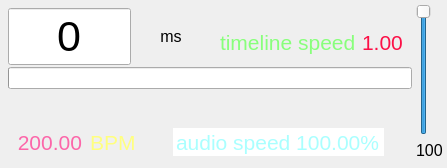
xiangCaO233/MusicMapMaker, file src/ui/controllers/timecontroller.ui: the form before one commit.
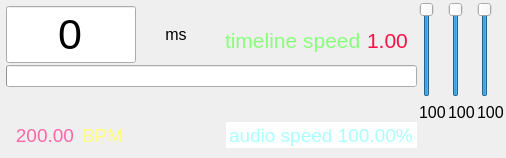
The form after the commit. Icons and pictures are not drawn.

```diff
--- a/src/ui/controllers/timecontroller.ui
+++ b/src/ui/controllers/timecontroller.ui
@@ -6,8 +6,8 @@
    <rect>
     <x>0</x>
     <y>0</y>
-    <width>402</width>
-    <height>148</height>
+    <width>506</width>
+    <height>137</height>
    </rect>
   </property>
   <property name="windowTitle">
@@ -19,22 +19,22 @@
   </property>
   <layout class="QHBoxLayout" name="horizontalLayout_6">
    <property name="spacing">
-    <number>4</number>
+    <number>2</number>
    </property>
    <property name="leftMargin">
-    <number>4</number>
+    <number>2</number>
    </property>
    <property name="topMargin">
-    <number>4</number>
+    <number>2</number>
    </property>
    <property name="rightMargin">
-    <number>4</number>
+    <number>2</number>
    </property>
    <property name="bottomMargin">
-    <number>4</number>
+    <number>2</number>
    </property>
    <item>
-    <widget class="QWidget" name="widget" native="true">
+    <widget class="QWidget" name="main_controll_widget" native="true">
      <layout class="QVBoxLayout" name="verticalLayout_2">
       <property name="spacing">
        <number>2</number>
@@ -195,19 +195,6 @@
             <item>
              <widget class="QWidget" name="timelinespeedwidget" native="true">
               <layout class="QHBoxLayout" name="horizontalLayout_2">
-               <item>
-                <spacer name="horizontalSpacer_4">
-                 <property name="orientation">
-                  <enum>Qt::Orientation::Horizontal</enum>
-                 </property>
-                 <property name="sizeHint" stdset="0">
-                  <size>
-                   <width>40</width>
-                   <height>20</height>
-                  </size>
-                 </property>
-                </spacer>
-               </item>
                <item>
                 <widget class="QLabel" name="timelinespeedprefix">
                  <property name="palette">
@@ -349,14 +336,14 @@
           <widget class="QPushButton" name="fastbackward">
            <property name="minimumSize">
             <size>
-             <width>28</width>
-             <height>28</height>
+             <width>24</width>
+             <height>24</height>
             </size>
            </property>
            <property name="maximumSize">
             <size>
-             <width>28</width>
-             <height>28</height>
+             <width>24</width>
+             <height>24</height>
             </size>
            </property>
            <property name="toolTip">
@@ -384,14 +371,14 @@
           <widget class="QPushButton" name="pausebutton">
            <property name="minimumSize">
             <size>
-             <width>28</width>
-             <height>28</height>
+             <width>24</width>
+             <height>24</height>
             </size>
            </property>
            <property name="maximumSize">
             <size>
-             <width>28</width>
-             <height>28</height>
+             <width>24</width>
+             <height>24</height>
             </size>
            </property>
            <property name="toolTip">
@@ -419,14 +406,14 @@
           <widget class="QPushButton" name="fastforward">
            <property name="minimumSize">
             <size>
-             <width>28</width>
-             <height>28</height>
+             <width>24</width>
+             <height>24</height>
             </size>
            </property>
            <property name="maximumSize">
             <size>
-             <width>28</width>
-             <height>28</height>
+             <width>24</width>
+             <height>24</height>
             </size>
            </property>
            <property name="toolTip">
@@ -521,7 +508,7 @@
               </property>
               <property name="font">
                <font>
-                <pointsize>16</pointsize>
+                <pointsize>14</pointsize>
                </font>
               </property>
               <property name="text">
@@ -563,7 +550,7 @@
               </property>
               <property name="font">
                <font>
-                <pointsize>16</pointsize>
+                <pointsize>14</pointsize>
                </font>
               </property>
               <property name="text">
@@ -591,14 +578,14 @@
           <widget class="QPushButton" name="enablepitchaltbutton">
            <property name="minimumSize">
             <size>
-             <width>28</width>
-             <height>28</height>
+             <width>24</width>
+             <height>24</height>
             </size>
            </property>
            <property name="maximumSize">
             <size>
-             <width>28</width>
-             <height>28</height>
+             <width>24</width>
+             <height>24</height>
             </size>
            </property>
            <property name="toolTip">
@@ -625,6 +612,43 @@
            </property>
           </widget>
          </item>
+         <item>
+          <widget class="QPushButton" name="resetspeedbutton">
+           <property name="minimumSize">
+            <size>
+             <width>24</width>
+             <height>24</height>
+            </size>
+           </property>
+           <property name="maximumSize">
+            <size>
+             <width>24</width>
+             <height>24</height>
+            </size>
+           </property>
+           <property name="toolTip">
+            <string>reset speed</string>
+           </property>
+           <property name="text">
+            <string/>
+           </property>
+           <property name="icon">
+            <iconset resource="../../../resources/glsrcs.qrc">
+             <normaloff>:/icons/bolt.svg</normaloff>
+             <normalon>:/icons/undo-alt.svg</normalon>
+             <activeon>:/icons/undo-alt.svg</activeon>:/icons/bolt.svg</iconset>
+           </property>
+           <property name="iconSize">
+            <size>
+             <width>16</width>
+             <height>16</height>
+            </size>
+           </property>
+           <property name="flat">
+            <bool>true</bool>
+           </property>
+          </widget>
+         </item>
          <item>
           <widget class="QDoubleSpinBox" name="doubleSpinBox">
            <property name="palette">
@@ -674,9 +698,12 @@
            </property>
            <property name="font">
             <font>
-             <pointsize>16</pointsize>
+             <pointsize>14</pointsize>
             </font>
            </property>
+           <property name="focusPolicy">
+            <enum>Qt::FocusPolicy::NoFocus</enum>
+           </property>
            <property name="frame">
             <bool>false</bool>
            </property>
@@ -706,43 +733,6 @@
            </property>
           </widget>
          </item>
-         <item>
-          <widget class="QPushButton" name="resetspeedbutton">
-           <property name="minimumSize">
-            <size>
-             <width>28</width>
-             <height>28</height>
-            </size>
-           </property>
-           <property name="maximumSize">
-            <size>
-             <width>28</width>
-             <height>28</height>
-            </size>
-           </property>
-           <property name="toolTip">
-            <string>reset speed</string>
-           </property>
-           <property name="text">
-            <string/>
-           </property>
-           <property name="icon">
-            <iconset resource="../../../resources/glsrcs.qrc">
-             <normaloff>:/icons/bolt.svg</normaloff>
-             <normalon>:/icons/undo-alt.svg</normalon>
-             <activeon>:/icons/undo-alt.svg</activeon>:/icons/bolt.svg</iconset>
-           </property>
-           <property name="iconSize">
-            <size>
-             <width>16</width>
-             <height>16</height>
-            </size>
-           </property>
-           <property name="flat">
-            <bool>true</bool>
-           </property>
-          </widget>
-         </item>
         </layout>
        </widget>
       </item>
@@ -750,7 +740,101 @@
     </widget>
    </item>
    <item>
-    <widget class="QWidget" name="volumewidget" native="true">
+    <spacer name="horizontalSpacer_4">
+     <property name="orientation">
+      <enum>Qt::Orientation::Horizontal</enum>
+     </property>
+     <property name="sizeHint" stdset="0">
+      <size>
+       <width>40</width>
+       <height>20</height>
+      </size>
+     </property>
+    </spacer>
+   </item>
+   <item>
+    <widget class="QWidget" name="global_volume_widget" native="true">
+     <layout class="QVBoxLayout" name="verticalLayout_5">
+      <property name="leftMargin">
+       <number>0</number>
+      </property>
+      <property name="topMargin">
+       <number>0</number>
+      </property>
+      <property name="rightMargin">
+       <number>0</number>
+      </property>
+      <property name="bottomMargin">
+       <number>4</number>
+      </property>
+      <item>
+       <widget class="QSlider" name="global_volume_slider">
+        <property name="maximum">
+         <number>100</number>
+        </property>
+        <property name="singleStep">
+         <number>5</number>
+        </property>
+        <property name="pageStep">
+         <number>25</number>
+        </property>
+        <property name="value">
+         <number>100</number>
+        </property>
+        <property name="orientation">
+         <enum>Qt::Orientation::Vertical</enum>
+        </property>
+       </widget>
+      </item>
+      <item>
+       <widget class="QLabel" name="global_volume_value_label">
+        <property name="font">
+         <font>
+          <pointsize>12</pointsize>
+         </font>
+        </property>
+        <property name="text">
+         <string notr="true">100</string>
+        </property>
+       </widget>
+      </item>
+      <item>
+       <widget class="QPushButton" name="reset_global_volume_button">
+        <property name="sizePolicy">
+         <sizepolicy hsizetype="Minimum" vsizetype="Fixed">
+          <horstretch>24</horstretch>
+          <verstretch>24</verstretch>
+         </sizepolicy>
+        </property>
+        <property name="minimumSize">
+         <size>
+          <width>24</width>
+          <height>24</height>
+         </size>
+        </property>
+        <property name="text">
+         <string/>
+        </property>
+        <property name="icon">
+         <iconset resource="../../../resources/glsrcs.qrc">
+          <normaloff>:/icons/volume-high.svg</normaloff>:/icons/volume-high.svg</iconset>
+        </property>
+        <property name="iconSize">
+         <size>
+          <width>16</width>
+          <height>16</height>
+         </size>
+        </property>
+        <property name="flat">
+         <bool>true</bool>
+        </property>
+       </widget>
+      </item>
+     </layout>
+    </widget>
+   </item>
+   <item>
+    <widget class="QWidget" name="music_volume_widget" native="true">
      <layout class="QVBoxLayout" name="verticalLayout_4">
       <property name="leftMargin">
        <number>0</number>
@@ -765,7 +849,7 @@
        <number>4</number>
       </property>
       <item>
-       <widget class="QSlider" name="volumeslider">
+       <widget class="QSlider" name="music_volume_slider">
         <property name="maximum">
          <number>100</number>
         </property>
@@ -784,7 +868,7 @@
        </widget>
       </item>
       <item>
-       <widget class="QLabel" name="label">
+       <widget class="QLabel" name="music_volume_value_label">
         <property name="font">
          <font>
           <pointsize>12</pointsize>
@@ -792,6 +876,119 @@
         </property>
         <property name="text">
          <string notr="true">100</string>
+        </property>
+       </widget>
+      </item>
+      <item>
+       <widget class="QPushButton" name="reset_music_volume_button">
+        <property name="sizePolicy">
+         <sizepolicy hsizetype="Minimum" vsizetype="Fixed">
+          <horstretch>24</horstretch>
+          <verstretch>24</verstretch>
+         </sizepolicy>
+        </property>
+        <property name="minimumSize">
+         <size>
+          <width>24</width>
+          <height>24</height>
+         </size>
+        </property>
+        <property name="text">
+         <string/>
+        </property>
+        <property name="icon">
+         <iconset resource="../../../resources/glsrcs.qrc">
+          <normaloff>:/icons/music.svg</normaloff>:/icons/music.svg</iconset>
+        </property>
+        <property name="iconSize">
+         <size>
+          <width>16</width>
+          <height>16</height>
+         </size>
+        </property>
+        <property name="flat">
+         <bool>true</bool>
+        </property>
+       </widget>
+      </item>
+     </layout>
+    </widget>
+   </item>
+   <item>
+    <widget class="QWidget" name="effect_volume_widget" native="true">
+     <layout class="QVBoxLayout" name="verticalLayout_6">
+      <property name="leftMargin">
+       <number>0</number>
+      </property>
+      <property name="topMargin">
+       <number>0</number>
+      </property>
+      <property name="rightMargin">
+       <number>0</number>
+      </property>
+      <property name="bottomMargin">
+       <number>4</number>
+      </property>
+      <item>
+       <widget class="QSlider" name="effect_volume_slider">
+        <property name="maximum">
+         <number>100</number>
+        </property>
+        <property name="singleStep">
+         <number>5</number>
+        </property>
+        <property name="pageStep">
+         <number>25</number>
+        </property>
+        <property name="value">
+         <number>100</number>
+        </property>
+        <property name="orientation">
+         <enum>Qt::Orientation::Vertical</enum>
+        </property>
+       </widget>
+      </item>
+      <item>
+       <widget class="QLabel" name="effect_volume_value_label">
+        <property name="font">
+         <font>
+          <pointsize>12</pointsize>
+         </font>
+        </property>
+        <property name="text">
+         <string notr="true">100</string>
+        </property>
+       </widget>
+      </item>
+      <item>
+       <widget class="QPushButton" name="reset_effect_volume_button">
+        <property name="sizePolicy">
+         <sizepolicy hsizetype="Minimum" vsizetype="Fixed">
+          <horstretch>24</horstretch>
+          <verstretch>24</verstretch>
+         </sizepolicy>
+        </property>
+        <property name="minimumSize">
+         <size>
+          <width>24</width>
+          <height>24</height>
+         </size>
+        </property>
+        <property name="text">
+         <string/>
+        </property>
+        <property name="icon">
+         <iconset resource="../../../resources/glsrcs.qrc">
+          <normaloff>:/icons/effect.svg</normaloff>:/icons/effect.svg</iconset>
+        </property>
+        <property name="iconSize">
+         <size>
+          <width>16</width>
+          <height>16</height>
+         </size>
+        </property>
+        <property name="flat">
+         <bool>true</bool>
         </property>
        </widget>
       </item>
```
